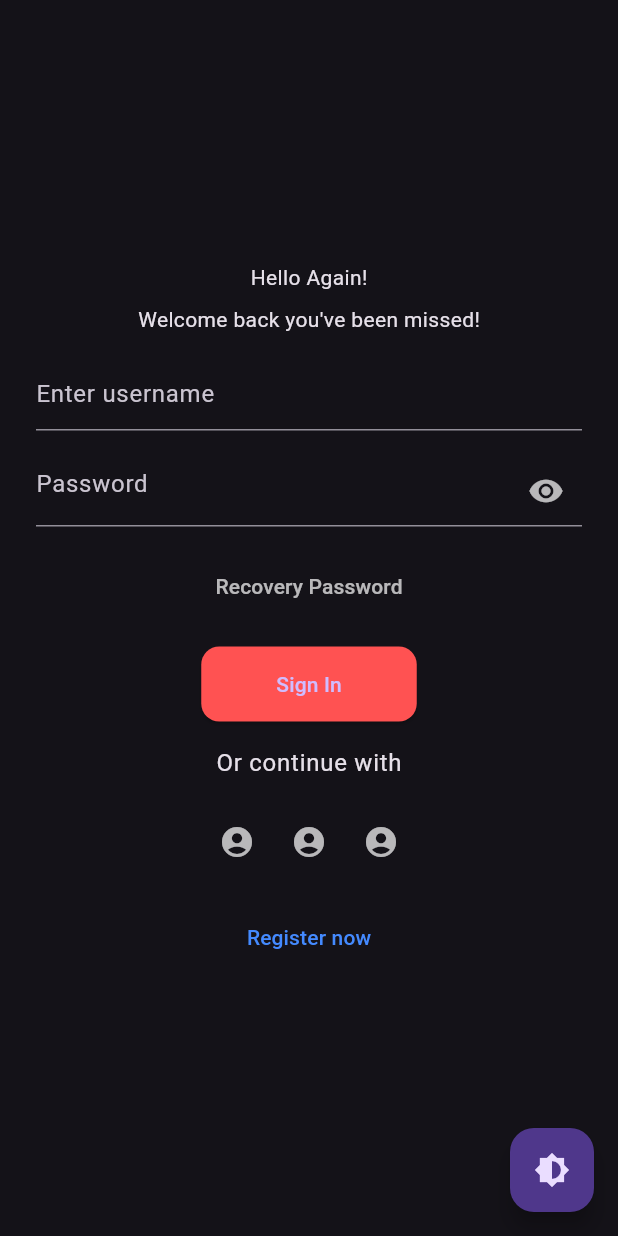
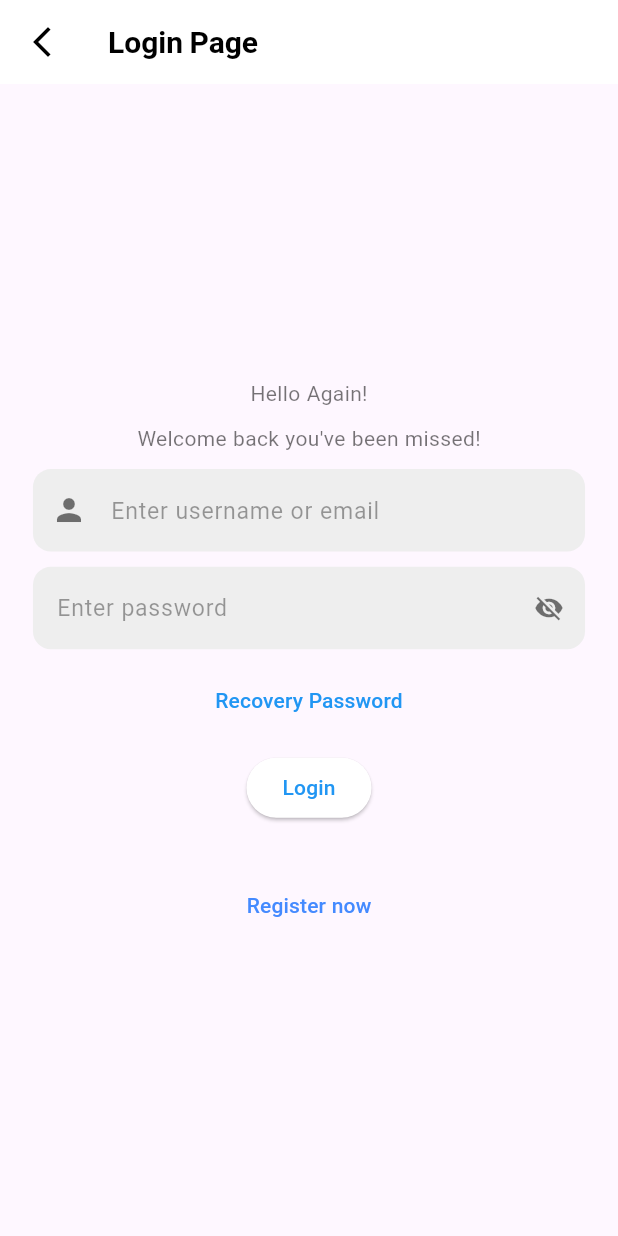
Before and after one commit to trick4u/db_2024, a Flutter app: the LoginPage screen opened directly, on a phone screen of 412 x 824 dp. Run offline on Flutter 3.47's test engine with Material 3 defaults, Android fonts, the phone set to English and light mode, and no system bars; our stand-ins replace animate_do, awesome_notifications, cached_network_image, cloud_firestore, dio, firebase_auth and 17 more; missing offline and left inert: animate_gradient, dough, dough_sensors, flex_color_picker, flutter_carousel_slider and 5 more; accounts and stored records are empty; Roboto replaces fonts that are missing (Euclid); project files that could hold a hidden picture were left out.

Commit message:
newLoginWorking

```diff
--- a/lib/app_routes.dart
+++ b/lib/app_routes.dart
@@ -2,6 +2,7 @@ import 'package:get/get.dart';
 
 import 'bindings/email_binding.dart';
 import 'bindings/home_binding.dart';
+import 'bindings/login_binding.dart';
 import 'bindings/main_screen_binding.dart';
 import 'bindings/network_binding.dart';
 import 'bindings/otp_binding.dart';
@@ -9,6 +10,7 @@ import 'bindings/phone_binding.dart';
 import 'bindings/initial_binding.dart';
 import 'pages/email_verification.dart';
 import 'pages/home_page.dart';
+import 'pages/login_page.dart';
 import 'pages/network_screen.dart';
 import 'projectBinding/add_everything_binding.dart';
 import 'projectBinding/add_taskBinding.dart';
@@ -69,6 +71,12 @@ class AppRoutes {
   static const String NOTES = '/notes';
 
   static List<GetPage> routes = [
+    GetPage(
+      name: LOGIN,
+      page: () => LoginPage(),
+      binding: LoginBinding(),
+
+    ),
     GetPage(
       name: NOTES,
       page: () => NotesPage(),
--- /dev/null
+++ b/lib/bindings/login_binding.dart
@@ -0,0 +1,12 @@
+
+
+import 'package:get/get.dart';
+
+import '../controller/login_controller.dart';
+
+class LoginBinding extends Bindings {
+  @override
+  void dependencies() {
+    Get.lazyPut<LoginController>(() => LoginController());
+  }
+}
--- /dev/null
+++ b/lib/controller/login_controller.dart
@@ -0,0 +1,83 @@
+import 'package:cloud_firestore/cloud_firestore.dart';
+import 'package:firebase_auth/firebase_auth.dart';
+import 'package:flutter/material.dart';
+import 'package:get/get.dart';
+import 'package:tushar_db/app_routes.dart';
+
+class LoginController extends GetxController {
+  var isPasswordVisible = false.obs;
+
+  var username = ''.obs;
+  var password = ''.obs;
+
+  // textediting controller
+  final TextEditingController userInputController = TextEditingController();
+  var passwordController = TextEditingController();
+  var emailController = TextEditingController();
+  var formKey = GlobalKey<FormState>();
+  final FirebaseAuth _auth = FirebaseAuth.instance;
+  final FirebaseFirestore _firestore = FirebaseFirestore.instance;
+  RxBool isLoading = false.obs;
+
+  void togglePasswordVisibility() {
+    isPasswordVisible.value = !isPasswordVisible.value;
+  }
+
+  bool isEmail(String input) {
+    // Simple email validation regex
+    return RegExp(r'^[\w-\.]+@([\w-]+\.)+[\w-]{2,4}$').hasMatch(input);
+  }
+
+  Future<void> login() async {
+    isLoading.value = true;
+    try {
+      String userInput = userInputController.text.trim();
+      String password = passwordController.text;
+
+      if (isEmail(userInput)) {
+        // Login with email
+        await loginWithEmail(userInput, password);
+      } else {
+        // Login with username
+        await loginWithUsername(userInput, password);
+      }
+
+      // If login is successful, navigate to home page
+      Get.offAllNamed(AppRoutes.MAIN, predicate: (route) => false);
+    } catch (e) {
+      Get.snackbar(
+        'Login Error',
+        e.toString(),
+        snackPosition: SnackPosition.BOTTOM,
+      );
+    } finally {
+      isLoading.value = false;
+    }
+  }
+
+  Future<void> loginWithEmail(String email, String password) async {
+    // Implement email login logic here
+    // For example, using Firebase Auth:
+    await FirebaseAuth.instance.signInWithEmailAndPassword(
+      email: email,
+      password: password,
+    );
+  }
+
+  Future<void> loginWithUsername(String username, String password) async {
+    // Implement username login logic here
+    // For example, query Firestore to get the email associated with the username
+    QuerySnapshot query = await FirebaseFirestore.instance
+        .collection('users')
+        .where('userName', isEqualTo: username)
+        .limit(1)
+        .get();
+
+    if (query.docs.isEmpty) {
+      throw 'User not found';
+    }
+
+    String email = query.docs.first['email'];
+    await loginWithEmail(email, password);
+  }
+}
--- /dev/null
+++ b/lib/pages/login_page.dart
@@ -0,0 +1,153 @@
+import 'package:flutter/material.dart';
+import 'package:get/get.dart';
+import 'package:tushar_db/services/scale_util.dart';
+
+import '../controller/login_controller.dart';
+import '../controller/theme_controller.dart';
+import '../services/app_text_style.dart';
+
+class LoginPage extends GetWidget<LoginController> {
+  final appTheme = Get.find<AppTheme>();
+  @override
+  Widget build(BuildContext context) {
+    return Scaffold(
+      appBar: AppBar(
+        title: Text('Login Page'),
+        leading: IconButton(
+          icon: Icon(Icons.arrow_back_ios_new),
+          onPressed: () {
+            Get.back();
+          },
+        ),
+      ),
+      body: SafeArea(
+        child: Center(
+          child: Padding(
+            padding: ScaleUtil.symmetric(
+              horizontal: 20.0,
+              vertical: 16.0,
+            ),
+            child: Column(
+              mainAxisAlignment: MainAxisAlignment.center,
+              children: [
+                Text(
+                  'Hello Again!',
+                ),
+                SizedBox(height: ScaleUtil.height(10.0)),
+                Text(
+                  'Welcome back you\'ve been missed!',
+                  //
+                ),
+                SizedBox(height: ScaleUtil.height(10.0)),
+                TextField(
+                  controller: controller.userInputController,
+                  style: appTheme.bodyMedium,
+                  decoration: InputDecoration(
+                    filled: true,
+                    hintText: 'Enter username or email',
+                    fillColor:
+                        Get.isDarkMode ? Colors.grey[800] : Colors.grey[200],
+                    border: OutlineInputBorder(
+                      borderRadius: BorderRadius.circular(12),
+                      borderSide: BorderSide.none,
+                    ),
+                    enabledBorder: OutlineInputBorder(
+                      borderRadius: BorderRadius.circular(12),
+                      borderSide: BorderSide.none,
+                    ),
+                    focusedBorder: OutlineInputBorder(
+                      borderRadius: BorderRadius.circular(12),
+                      borderSide: BorderSide(
+                        color: Get.isDarkMode ? Colors.white70 : Colors.black54,
+                        width: 1,
+                      ),
+                    ),
+                    labelStyle: AppTextTheme.textTheme.bodySmall!.copyWith(
+                      color: Get.isDarkMode ? Colors.white70 : Colors.black54,
+                    ),
+                    hintStyle: TextStyle(
+                      color: Get.isDarkMode ? Colors.white54 : Colors.black38,
+                    ),
+                    prefixIcon: Icon(
+                      Icons.person,
+                      color: Get.isDarkMode ? Colors.white70 : Colors.black54,
+                    ),
+                  ),
+                  keyboardType: TextInputType.emailAddress,
+                ),
+                SizedBox(height: ScaleUtil.height(10.0)),
+                Obx(
+                  () => TextField(
+                    controller: controller.passwordController,
+                    style: appTheme.bodyMedium,
+                    decoration: InputDecoration(
+                      filled: true,
+                      hintText: 'Enter password',
+                      fillColor:
+                          Get.isDarkMode ? Colors.grey[800] : Colors.grey[200],
+                      border: OutlineInputBorder(
+                        borderRadius: BorderRadius.circular(12),
+                        borderSide: BorderSide.none,
+                      ),
+                      enabledBorder: OutlineInputBorder(
+                        borderRadius: BorderRadius.circular(12),
+                        borderSide: BorderSide.none,
+                      ),
+                      focusedBorder: OutlineInputBorder(
+                        borderRadius: BorderRadius.circular(12),
+                        borderSide: BorderSide.none,
+                      ),
+                      labelStyle: AppTextTheme.textTheme.bodySmall!.copyWith(
+                        color: Get.isDarkMode ? Colors.white70 : Colors.black54,
+                      ),
+                      hintStyle: TextStyle(
+                        color: Get.isDarkMode ? Colors.white54 : Colors.black38,
+                      ),
+                      suffixIcon: InkWell(
+                        onTap: controller.togglePasswordVisibility,
+                        child: Icon(
+                          controller.isPasswordVisible.value
+                              ? Icons.visibility
+                              : Icons.visibility_off,
+                          size: 20.0,
+                          color:
+                              Get.isDarkMode ? Colors.white70 : Colors.black54,
+                        ),
+                      ),
+                    ),
+                    obscureText: !controller.isPasswordVisible.value,
+                  ),
+                ),
+                SizedBox(height: ScaleUtil.height(10.0)),
+                TextButton(
+                  onPressed: () {},
+                  child: Text(
+                    'Recovery Password',
+                  ),
+                ),
+                SizedBox(height: ScaleUtil.height(10.0)),
+                Obx(() => ElevatedButton(
+                      onPressed:
+                          controller.isLoading.value ? null : controller.login,
+                      child: controller.isLoading.value
+                          ? CircularProgressIndicator()
+                          : Text('Login'),
+                    )),
+                SizedBox(height: ScaleUtil.height(10.0)),
+                SizedBox(height: ScaleUtil.height(10.0)),
+                SizedBox(height: ScaleUtil.height(10.0)),
+                TextButton(
+                  onPressed: () {},
+                  child: Text(
+                    'Register now',
+                    style: TextStyle(color: Colors.blueAccent),
+                  ),
+                ),
+              ],
+            ),
+          ),
+        ),
+      ),
+    );
+  }
+}
--- a/lib/projectPages/page_one.dart
+++ b/lib/projectPages/page_one.dart
@@ -525,11 +525,7 @@ class JustCheck extends StatelessWidget {
                                   },
                                   child: Text('Registry check'),
                                 ),
-                                ElevatedButton(
-                                    onPressed: () {
-                                      Get.to(() => LoginPage());
-                                    },
-                                    child: Text('Login check')),
+
                                 ElevatedButton(
                                     onPressed: () {
                                       Get.to(() => MainScreenOne());
@@ -760,100 +756,7 @@ class GlowingButton extends StatelessWidget {
   }
 }
 
-class LoginPage extends StatelessWidget {
-  @override
-  Widget build(BuildContext context) {
-    final ThemeController themeController = Get.put(ThemeController());
 
-    return Scaffold(
-      body: Center(
-        child: Padding(
-          padding: const EdgeInsets.symmetric(horizontal: 24.0),
-          child: Column(
-            mainAxisAlignment: MainAxisAlignment.center,
-            children: [
-              Text(
-                'Hello Again!',
-              ),
-              SizedBox(height: 8.0),
-              Text(
-                'Welcome back you\'ve been missed!',
-                //
-              ),
-              SizedBox(height: 16.0),
-              TextField(
-                decoration: InputDecoration(
-                  hintText: 'Enter username',
-                ),
-              ),
-              SizedBox(height: 16.0),
-              TextField(
-                decoration: InputDecoration(
-                  hintText: 'Password',
-                  suffixIcon: Icon(Icons.visibility, color: Colors.white70),
-                ),
-                obscureText: true,
-              ),
-              SizedBox(height: 16.0),
-              TextButton(
-                onPressed: () {},
-                child: Text(
-                  'Recovery Password',
-                  style: TextStyle(color: Colors.white70),
-                ),
-              ),
-              SizedBox(height: 16.0),
-              ElevatedButton(
-                onPressed: () {},
-                style: ElevatedButton.styleFrom(
-                  backgroundColor: Colors.redAccent,
-                  padding: EdgeInsets.symmetric(horizontal: 50, vertical: 15),
-                  shape: RoundedRectangleBorder(
-                    borderRadius: BorderRadius.circular(12.0),
-                  ),
-                ),
-                child: Text('Sign In'),
-              ),
-              SizedBox(height: 16.0),
-              Text('Or continue with',
-                  style: Theme.of(context).textTheme.bodyLarge),
-              SizedBox(height: 16.0),
-              Row(
-                mainAxisAlignment: MainAxisAlignment.center,
-                children: [
-                  IconButton(
-                    icon: Icon(Icons.account_circle, color: Colors.white70),
-                    onPressed: () {},
-                  ),
-                  IconButton(
-                    icon: Icon(Icons.account_circle, color: Colors.white70),
-                    onPressed: () {},
-                  ),
-                  IconButton(
-                    icon: Icon(Icons.account_circle, color: Colors.white70),
-                    onPressed: () {},
-                  ),
-                ],
-              ),
-              SizedBox(height: 16.0),
-              TextButton(
-                onPressed: () {},
-                child: Text(
-                  'Register now',
-                  style: TextStyle(color: Colors.blueAccent),
-                ),
-              ),
-            ],
-          ),
-        ),
-      ),
-      floatingActionButton: FloatingActionButton(
-        onPressed: themeController.toggleTheme,
-        child: Icon(Icons.brightness_6),
-      ),
-    );
-  }
-}
 
 class PomodoroView extends StatelessWidget {
   final PomodoroController controller = Get.put(PomodoroController());
--- a/lib/services/app_text_style.dart
+++ b/lib/services/app_text_style.dart
@@ -5,7 +5,7 @@ import 'scale_util.dart';
 
 class AppTextTheme {
   static TextTheme get textTheme {
-    return  TextTheme(
+    return TextTheme(
       displayLarge: TextStyle(
         fontFamily: 'Euclid',
         fontSize: ScaleUtil.fontSize(32),
@@ -16,7 +16,6 @@ class AppTextTheme {
         fontSize: ScaleUtil.fontSize(28),
         fontWeight: FontWeight.bold,
       ),
-
       displaySmall: TextStyle(
         fontFamily: 'Euclid',
         fontSize: ScaleUtil.fontSize(24),
@@ -107,3 +106,67 @@ class ThemeService extends GetxService {
         // Add other dark theme properties here
       );
 }
+
+class AppTheme {
+  static final AppTheme _instance = AppTheme._internal();
+  factory AppTheme() => _instance;
+  AppTheme._internal();
+
+  final _isDarkMode = false.obs;
+  bool get isDarkMode => _isDarkMode.value;
+
+  void toggleTheme() {
+    _isDarkMode.value = !_isDarkMode.value;
+    Get.changeThemeMode(_isDarkMode.value ? ThemeMode.dark : ThemeMode.light);
+  }
+
+  // Define your color schemes
+  static final ColorScheme lightColorScheme = ColorScheme.light(
+    primary: Colors.blue,
+    secondary: Colors.blueAccent,
+    surface: Colors.white,
+    onSurface: Colors.black,
+  );
+
+  static final ColorScheme darkColorScheme = ColorScheme.dark(
+    primary: Colors.blueAccent,
+    secondary: Colors.lightBlueAccent,
+    surface: Colors.grey[800]!,
+    onSurface: Colors.white,
+  );
+
+  ColorScheme get colorScheme =>
+      _isDarkMode.value ? darkColorScheme : lightColorScheme;
+
+  // Custom colors
+  Color get cardColor => _isDarkMode.value ? Colors.grey[900]! : Colors.white;
+  Color get textColor => _isDarkMode.value ? Colors.white : Colors.black;
+  Color get secondaryTextColor =>
+      _isDarkMode.value ? Colors.white70 : Colors.black54;
+
+  // Text Styles
+  TextStyle get titleLarge => TextStyle(
+        fontSize: ScaleUtil.fontSize(20),
+        fontWeight: FontWeight.bold,
+        fontFamily: "Euclid",
+        color: textColor,
+      );
+
+  TextStyle get bodyMedium => TextStyle(
+        fontSize: ScaleUtil.fontSize(14),
+        color: secondaryTextColor,
+        fontFamily: "Euclid",
+      );
+
+  // Button Styles
+  ButtonStyle get primaryButtonStyle => ElevatedButton.styleFrom(
+        backgroundColor: _isDarkMode.value ? Colors.white : Colors.black,
+        foregroundColor: _isDarkMode.value ? Colors.black : Colors.white,
+        minimumSize: Size(double.infinity, 50),
+      );
+
+  ButtonStyle get outlinedButtonStyle => OutlinedButton.styleFrom(
+        minimumSize: Size(double.infinity, 50),
+        side: BorderSide(color: colorScheme.onSurface.withOpacity(0.2)),
+      );
+}
```
Also changed, not shown: lib/main.dart (+18 -5 lines), lib/pages/home_page.dart (+27 -54 lines).
